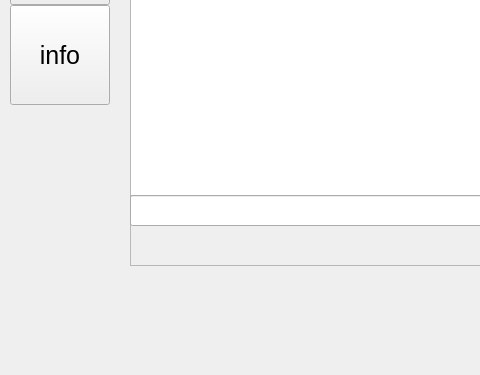
Qt form server/mainwindow.ui (Secret297-CODER-SOURCE/QT_prod) before a commit; both pictures show x 0 to 480 and y 225 to 600 of the 800 by 600 pixel window.
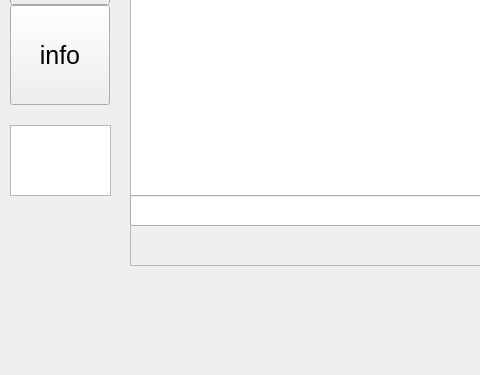
The same form after that commit.

The edit to the form file:
```diff
--- a/server/mainwindow.ui
+++ b/server/mainwindow.ui
@@ -117,6 +117,16 @@
      <string>info</string>
     </property>
    </widget>
+   <widget class="QListWidget" name="clientListWidget">
+    <property name="geometry">
+     <rect>
+      <x>10</x>
+      <y>350</y>
+      <width>101</width>
+      <height>71</height>
+     </rect>
+    </property>
+   </widget>
   </widget>
  </widget>
  <resources/>
```
